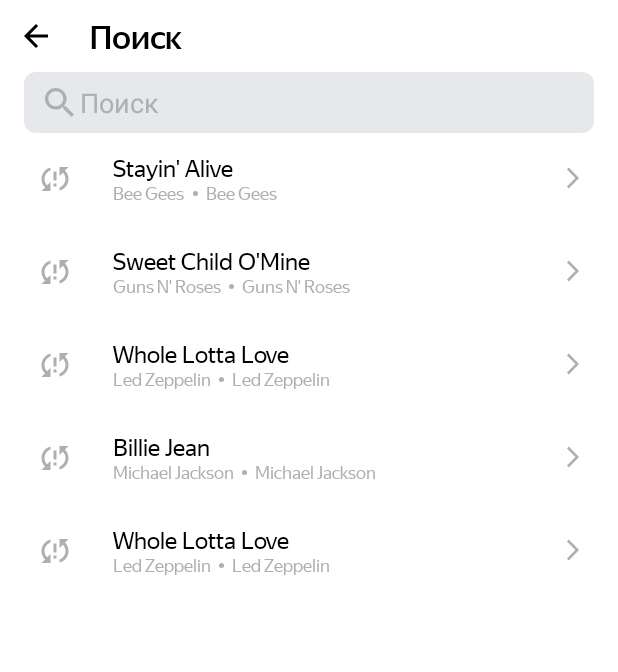
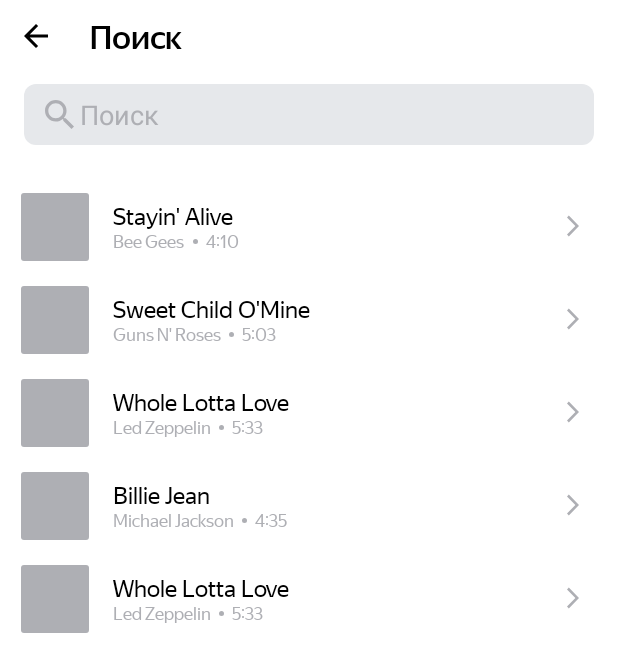
Before and after one commit to AlexElkin/PlaylistMaker, an Android app: the ActivitySearch screen opened directly, with no data from a screen before it, on a phone screen of 412 x 824 dp. Shown: the top 672 px of the screen. Run offline under Robolectric (Android 15) with nearby library versions, the phone set to English and light mode, and no system bars; libraries missing offline, so code that uses them is left out: jp.wasabeef.glide; pictures from the network do not load; 1 statement that could not run was skipped.

Commit message:
спринт 10.1

```diff
--- a/app/build.gradle.kts
+++ b/app/build.gradle.kts
@@ -36,6 +36,7 @@ android {
 }
 
 dependencies {
+    implementation(libs.glide.transformations)
     implementation(libs.androidx.core.ktx)
     implementation(libs.androidx.appcompat)
     implementation(libs.material)
--- a/app/src/main/AndroidManifest.xml
+++ b/app/src/main/AndroidManifest.xml
@@ -2,7 +2,6 @@
 <manifest xmlns:android="http://schemas.android.com/apk/res/android"
     xmlns:tools="http://schemas.android.com/tools">
     <uses-permission android:name="android.permission.INTERNET"/>
-    <uses-permission android:name="android.permission.ACCESS_NETWORK_STATE"/>
     <application
         android:allowBackup="true"
         android:dataExtractionRules="@xml/data_extraction_rules"
--- a/app/src/main/java/com/example/playlistmaker/ActivitySearch.kt
+++ b/app/src/main/java/com/example/playlistmaker/ActivitySearch.kt
@@ -139,7 +139,7 @@ class ActivitySearch : AppCompatActivity() {
         recycler.adapter = AdapterSearsh(
             tracks = List(5) {
                 val tr = track[Random.nextInt(0, track.size)]
-                Track(tr.trackName, tr.artistName, tr.artistName, tr.artworkUrl100)
+                Track(tr.trackName, tr.artistName, tr.trackTime, tr.artworkUrl100)
 
             }
         )
--- a/app/src/main/java/com/example/playlistmaker/AdapterSearsh.kt
+++ b/app/src/main/java/com/example/playlistmaker/AdapterSearsh.kt
@@ -8,6 +8,7 @@ import android.view.ViewGroup
 import android.widget.ImageButton
 import android.widget.TextView
 import androidx.recyclerview.widget.RecyclerView
+import jp.wasabeef.glide.transformations.RoundedCornersTransformation
 
 class AdapterSearsh(
     private val tracks: List<Track>
@@ -25,13 +26,17 @@ class AdapterSearsh(
             imageButton = itemView.findViewById(R.id.track_view_logo)
         }
 
-        fun bind(model: Track, context: Context) {
+        fun bind(model: Track) {
             trackName.text = model.trackName
             artistName.text = model.artistName
             trackTime.text = model.trackTime
-            if (networkTest(context)){
-                Glide.with(context).load(model.artworkUrl100).into(imageButton)
-            } else imageButton.setImageResource(R.drawable.baseline_sync_problem_24)
+            try {
+                Glide.with(imageButton.context).load(model.artworkUrl100).transform(
+                    RoundedCornersTransformation(2, 0)
+                ).into(imageButton)
+            } catch (e: Exception) {
+                imageButton.setImageResource(R.drawable.baseline_sync_problem_24)
+            }
 
         }
     }
@@ -44,6 +49,6 @@ class AdapterSearsh(
     override fun getItemCount() = tracks.size
 
     override fun onBindViewHolder(holder: ViewHolderSearsh, position: Int) {
-        holder.bind(tracks[position],holder.itemView.context)
+        holder.bind(tracks[position])
     }
 }
--- /dev/null
+++ b/app/src/main/res/drawable/clear.xml
@@ -0,0 +1,9 @@
+<vector xmlns:android="http://schemas.android.com/apk/res/android"
+    android:width="16dp"
+    android:height="16dp"
+    android:viewportWidth="16"
+    android:viewportHeight="16">
+  <path
+      android:pathData="M14,3.209L12.791,2L8,6.791L3.209,2L2,3.209L6.791,8L2,12.791L3.209,14L8,9.209L12.791,14L14,12.791L9.209,8L14,3.209Z"
+      android:fillColor="@color/iconColorGrayBlack"/>
+</vector>
--- a/app/src/main/res/drawable/magnifier.xml
+++ b/app/src/main/res/drawable/magnifier.xml
@@ -5,5 +5,5 @@
     android:viewportHeight="19">
   <path
       android:pathData="M13.579,11.95H12.721L12.417,11.656C13.481,10.418 14.122,8.81 14.122,7.061C14.122,3.161 10.961,0 7.061,0C3.161,0 0,3.161 0,7.061C0,10.961 3.161,14.122 7.061,14.122C8.81,14.122 10.418,13.481 11.656,12.417L11.95,12.721V13.579L17.381,19L19,17.381L13.579,11.95ZM7.061,11.95C4.356,11.95 2.173,9.766 2.173,7.061C2.173,4.356 4.356,2.173 7.061,2.173C9.766,2.173 11.95,4.356 11.95,7.061C11.95,9.766 9.766,11.95 7.061,11.95Z"
-      android:fillColor="@color/activitySearch.grayBlack"/>
+      android:fillColor="@color/iconColorGrayBlack"/>
 </vector>
--- a/app/src/main/res/layout/activity_search.xml
+++ b/app/src/main/res/layout/activity_search.xml
@@ -35,6 +35,7 @@
         android:orientation="horizontal"
         android:background="@drawable/rounded_background"
         android:layout_marginHorizontal="@dimen/_16dp"
+        android:layout_marginVertical="@dimen/_8dp"
         >
 
         <EditText
@@ -43,6 +44,7 @@
             android:layout_height="wrap_content"
             android:autofillHints="@string/search"
             android:backgroundTint="@android:color/transparent"
+            android:cursorVisible="true"
             android:drawableStart="@drawable/magnifier"
             android:drawablePadding="4dp"
             android:hint="@string/search"
@@ -52,9 +54,8 @@
             android:paddingVertical="@dimen/_8dp"
             android:textColor="@color/black"
             android:textColorHint="@color/activitySearch.grayBlack"
-            tools:ignore="TouchTargetSizeCheck"
-            android:cursorVisible="true"
-            android:textCursorDrawable="@color/blue">
+            android:textCursorDrawable="@color/blue"
+            tools:ignore="TouchTargetSizeCheck">
 
         </EditText>
 
@@ -64,7 +65,10 @@
             android:layout_width="wrap_content"
             android:layout_height="wrap_content"
             android:contentDescription="@string/search"
-            android:src="@android:drawable/ic_menu_close_clear_cancel"
+            android:paddingVertical="@dimen/_12dp"
+            android:paddingHorizontal="@dimen/_14dp"
+            android:src="@drawable/clear"
+            android:background="@drawable/rounded_background"
             android:backgroundTint="@color/activitySearch.backgroundGrayWhite"
             android:visibility="gone" />
 
@@ -73,6 +77,7 @@
 
     <androidx.recyclerview.widget.RecyclerView
         android:id="@+id/activity_search_recyclerView"
+        android:layout_marginTop="@dimen/_16dp"
         android:layout_width="match_parent"
         android:layout_height="wrap_content">
 
--- a/app/src/main/res/values-night/colors.xml
+++ b/app/src/main/res/values-night/colors.xml
@@ -4,6 +4,7 @@
     <color name="iconColorWhiteBlack">#FF000000</color>
     <color name="iconColorGrayWhite">#FFFFFFFF</color>
     <color name="activitySearch.grayBlack">#FF000000</color>
+    <color name="iconColorGrayBlack">#1A1B22</color>
     <color name="activitySearch.backgroundGrayWhite">#FFFFFFFF</color>
     <color name="white">#FFFFFFFF</color>
     <color name="black">#FF000000</color>
--- a/app/src/main/res/values/colors.xml
+++ b/app/src/main/res/values/colors.xml
@@ -3,6 +3,7 @@
     <color name="iconColorBlackWhite">#FF000000</color>
     <color name="iconColorWhiteBlack">#FFFFFFFF</color>
     <color name="iconColorGrayWhite">#AEAFB4</color>
+    <color name="iconColorGrayBlack">#AEAFB4</color>
     <color name="activitySearch.grayBlack">#AEAFB4</color>
     <color name="activitySearch.backgroundGrayWhite">#E6E8EB</color>
     <color name="white">#FFFFFFFF</color>
--- a/app/src/main/res/values/dimens.xml
+++ b/app/src/main/res/values/dimens.xml
@@ -8,4 +8,5 @@
     <dimen name="_320dp">320dp</dimen>
     <dimen name="_14dp">14dp</dimen>
     <dimen name="_18dp">18dp</dimen>
+    <dimen name="_12dp">12dp</dimen>
 </resources>
--- a/gradle/libs.versions.toml
+++ b/gradle/libs.versions.toml
@@ -10,7 +10,7 @@ appcompat = "1.6.1"
 material = "1.10.0"
 activity = "1.8.0"
 constraintlayout = "2.1.4"
-
+glide-transformations = "4.3.0"
 [libraries]
 androidx-core-ktx = { group = "androidx.core", name = "core-ktx", version.ref = "coreKtx" }
 junit = { group = "junit", name = "junit", version.ref = "junit" }
@@ -18,6 +18,7 @@ androidx-junit = { group = "androidx.test.ext", name = "junit", version.ref = "j
 androidx-espresso-core = { group = "androidx.test.espresso", name = "espresso-core", version.ref = "espressoCore" }
 androidx-appcompat = { group = "androidx.appcompat", name = "appcompat", version.ref = "appcompat" }
 glide = { module = "com.github.bumptech.glide:glide", version.ref = "glide" }
+glide-transformations = { module = "jp.wasabeef:glide-transformations", version.ref = "glide-transformations" }
 compiler = { module = "com.github.bumptech.glide:compiler", version.ref = "glide" }
 material = { group = "com.google.android.material", name = "material", version.ref = "material" }
 androidx-activity = { group = "androidx.activity", name = "activity", version.ref = "activity" }
```
